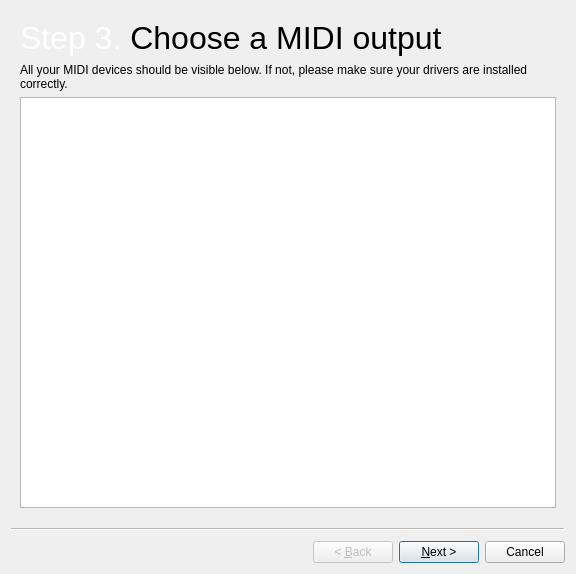
Before: the Qt Designer form livemidi/midiwizard.ui in jocelyn-stericker/creator-live, drawn with Qt 5.
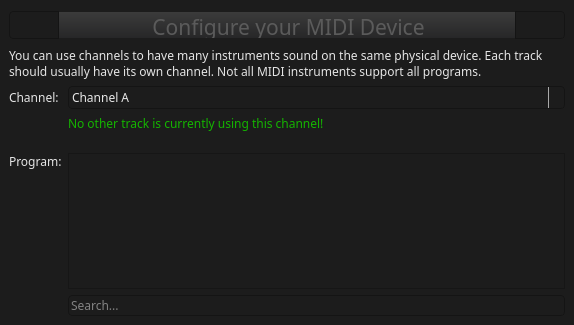
After: the same form once the commit is applied. The open tabs and pages were chosen to show the change. Icons and pictures are not drawn.

Commit message: Nitpicks. Also accept physical MIDI outputs...

What changed in the file:
```diff
--- a/livemidi/midiwizard.ui
+++ b/livemidi/midiwizard.ui
@@ -1,55 +1,682 @@
 <?xml version="1.0" encoding="UTF-8"?>
 <ui version="4.0">
  <class>MidiWizard</class>
- <widget class="QWizard" name="MidiWizard">
+ <widget class="QStackedWidget" name="MidiWizard">
   <property name="geometry">
    <rect>
     <x>0</x>
     <y>0</y>
-    <width>576</width>
-    <height>574</height>
+    <width>574</width>
+    <height>325</height>
    </rect>
   </property>
   <property name="windowTitle">
    <string>Wizard</string>
   </property>
-  <widget class="QWizardPage" name="wizardPage">
+  <property name="styleSheet">
+   <string notr="true">* {
+    background: #1c1c1c;
+    font-family: handelgotdlig;
+    font-weight: 200;
+}
+
+
+
+ QComboBox {
+     border: 1px solid #141414;
+     border-radius: 4px;
+     padding: 1px 18px 1px 3px;
+     min-width: 6em;
+     color: #e8e8e8;
+ }
+
+ QComboBox:editable {
+    background: #5b5a5b
+ }
+
+ QComboBox:!editable, QComboBox::drop-down:editable {
+      background: qlineargradient(x1: 0, y1: 0, x2: 0, y2: 1,
+      stop: 0 #3c3c3c, stop: 1 #262627);
+ }
+
+ /* QComboBox gets the &quot;on&quot; state when the popup is open */
+ QComboBox:!editable:on, QComboBox::drop-down:editable:on {
+     background: #5b5a5b
+ }
+
+ QComboBox:on { /* shift the text when the popup opens */
+     padding-top: 3px;
+     padding-left: 4px;
+ }
+
+ QComboBox::drop-down {
+     subcontrol-origin: padding;
+     subcontrol-position: top right;
+     width: 15px;
+
+     border-left-width: 1px;
+     border-left-color: darkgray;
+     border-left-style: solid; /* just a single line */
+     border-top-right-radius: 3px; /* same radius as the QComboBox */
+     border-bottom-right-radius: 3px;
+ }
+
+QComboBox QAbstractItemView {
+    border: 1px solid #141414;
+    selection-background-color: #5b5a5b;
+}
+
+ QSpinBox {
+     /*padding-right: 15px; make room for the arrows */
+     background-color: qlineargradient(x1: 0, y1: 0, x2: 0, y2: 1,
+                                      stop: 0 #3c3c3c, stop: 1 #262627);
+    color: #e8e8e8;
+     border: none;
+     border-radius: 4px;
+     /*border-width: 3;*/
+}
+
+QSpinBox::up-button {
+    border: none;
+}
+
+QSpinBox::down-button {
+    border: none;
+}
+
+QLineEdit {
+    border: 1px solid #141414;
+    border-radius: 4px;
+    color: #e8e8e8;
+    background-color: qlineargradient(x1: 0, y1: 0, x2: 0, y2: 1,
+                                     stop: 0 #3c3c3c, stop: 1 #262627);
+    selection-background-color: #e8e8e8;
+    selection-color: #262627
+}
+
+QProgressBar {
+    border: 1px solid #141414;
+    border-radius: 4px;
+    text-align: center;
+ }
+
+
+ QProgressBar::chunk {
+    background-color: qlineargradient(x1: 0, y1: 0, x2: 0, y2: 1,
+                                      stop: 0 #3c3c3c, stop: 1 #262627);
+    width: 20px;
+ }
+
+QFrame, QLabel, QToolTip {
+   color: #e5e5e5;
+   /*border: 1px solid #141414;*/
+}
+
+QFrame[style=&quot;plain&quot;] {
+    border: 100px solid pink;
+}
+
+QAbstractButton {
+   padding: 3px;
+   border: 1px solid #141414;
+   border-radius: 4px;
+   background-color: qlineargradient(x1: 0, y1: 0, x2: 0, y2: 1,
+                                     stop: 0 #3c3c3c, stop: 1 #262627);
+    color: #e8e8e8;
+}
+QAbstractButton::hover {
+   background-color: #5b5a5b;
+}
+
+QAbstractButton::disabled {
+    color: #262627;
+}
+
+QAbstractButton::checked {
+    background-color: #1c1c1c;
+}
+
+ QTabWidget::pane { /* The tab widget frame */
+     border-top: 1px solid #141414;
+     position: absolute;
+     top: -0.5em;
+ }
+
+ QTabWidget::tab-bar {
+     alignment: center;
+ }
+
+ /* Style the tab using the tab sub-control. Note that
+     it reads QTabBar _not_ QTabWidget */
+ QTabBar::tab {
+ background-color: qlineargradient(x1: 0, y1: 0, x2: 0, y2: 1,
+                                   stop: 0 #3c3c3c, stop: 1 #262627);
+
+    border: 1px solid #141414;
+
+     /*border: 2px solid #C4C4C3;
+     border-bottom-color: #C2C7CB; same as the pane color */
+     border-top-left-radius: 4px;
+     border-top-right-radius: 4px;
+     min-width: 8ex;
+     padding: 2px;
+     color: #e8e8e8;
+ }
+
+ QTabBar::tab:selected, QTabBar::tab:hover {
+     background: #5b5a5b;
+ }
+
+ QTabBar::tab:selected {
+     border-color: #5b5a5b;
+     color: #141414;
+     /*border-bottom-color: #C2C7CB; same as pane color */
+ }
+
+ QSlider::groove:horizontal {
+ border: 1px solid #141414;
+     height: 8px; /* the groove expands to the size of the slider by default. by giving it a height, it has a fixed size */
+     background-color: qlineargradient(x1: 0, y1: 0, x2: 0, y2: 1,
+                                       stop: 0 #3c3c3c, stop: 1 #262627);
+     margin: 2px 0;
+ }
+
+ QSlider::handle:horizontal {
+ background-color: qlineargradient(x1: 0, y1: 0, x2: 0, y2: 1,
+                                   stop: 0 #3c3c3c, stop: 1 #262627);     border: 1px solid #5c5c5c;
+     width: 18px;
+     /*margin: -2px 0;  handle is placed by default on the contents rect of the groove. Expand outside the groove */
+     border-radius: 3px;
+ }
+
+  QScrollBar:vertical {
+      border: 0px solid transparent;
+      background: transparent;
+      width: 4px;
+      margin: 0px 0 0px 0;
+  }
+  QScrollBar::handle:vertical {
+      background: #e8e8e8;
+      min-width: 20px;
+      border: 2px solid #e8e8e8;
+      border-radius: 2px;
+  }
+  QScrollBar::add-line:vertical {
+      border: 0px solid transparent;
+      background: transparent;
+      height: 0px;
+      subcontrol-position: bottom;
+      subcontrol-origin: margin;
+  }
+
+  QScrollBar::sub-line:vertical {
+      border: 0px solid transparent;
+      background: transparent;
+      height: 0px;
+      subcontrol-position: top;
+      subcontrol-origin: margin;
+  }
+  QScrollBar::up-arrow:vertical, QScrollBar::down-arrow:vertical {
+      border: 0px solid grey;
+      width: 0px;
+      height: 0px;
+      background: white;
+  }
+
+  QScrollBar::add-page:vertical, QScrollBar::sub-page:vertical {
+      background: none;
+  }
+
+
+
+  QScrollBar:horizontal {
+      border: 0px solid transparent;
+      background: transparent;
+      height: 4px;
+      margin: 0px 0 0px 0;
+  }
+  QScrollBar::handle:horizontal{
+      background: #e8e8e8;
+      min-height: 20px;
+      border: 2px solid #e8e8e8;
+      border-radius: 2px;
+  }
+  QScrollBar::add-line:horizontal {
+      border: 0px solid transparent;
+      background: transparent;
+      height: 0px;
+      subcontrol-position: bottom;
+      subcontrol-origin: margin;
+  }
+
+  QScrollBar::sub-line:horizontal {
+      border: 0px solid transparent;
+      background: transparent;
+      height: 0px;
+      subcontrol-position: top;
+      subcontrol-origin: margin;
+  }
+  QScrollBar::up-arrow:horizontal, QScrollBar::down-arrow:horizontal {
+      border: 0px solid grey;
+      width: 0px;
+      height: 0px;
+      background: white;
+  }
+
+  QScrollBar::add-page:vertical, QScrollBar::sub-page:vertical {
+      background: none;
+  }
+
+
+
+
+
+QSlider::groove:horizontal {
+border: 1px solid #bbb;
+background: white;
+height: 20px;
+border-radius: 4px;
+}
+
+QSlider::groove:vertical {
+border: 1px solid #bbb;
+background: white;
+width: 50px;
+border-radius: 4px;
+}
+
+QSlider::sub-page:horizontal {
+background: qlineargradient(x1: 0, y1: 0,    x2: 0, y2: 1,
+    stop: 0 #444, stop: 1 #bbb);
+background: qlineargradient(x1: 0, y1: 0.2, x2: 1, y2: 1,
+    stop: 0 #bbb, stop: 1 #555);
+border: 0px solid #777;
+height: 40px;
+border-radius: 4px;
+border-top-left-radius: 4px;
+border-top-right-radius: 0px;
+border-bottom-left-radius: 4px;
+border-bottom-right-radius: 0px;
+}
+
+QSlider::sub-page:vertical {
+background: qlineargradient(x1: 0, y1: 1,    x2: 0, y2: 0,
+    stop: 0 #bbb, stop: 1 #444);
+background: qlineargradient(x1: 0, y1: 1, x2: 1, y2: 0.2,
+    stop: 0 #555, stop: 1 #bbb);
+border: 0px solid #777;
+width: 53px;
+border-top-left-radius: 4px;
+border-top-right-radius: 4px;
+border-bottom-left-radius: 0px;
+border-bottom-right-radius: 0px;
+}
+
+QSlider::add-page:horizontal {
+background: qlineargradient(x1: 0, y1: 1,    x2: 0, y2: 0,
+    stop: 0 #bbb, stop: 1 #444);
+background: qlineargradient(x1: 0, y1: 1, x2: 1, y2: 0.2,
+    stop: 0 #555, stop: 1 #bbb);
+border: 0px solid #777;
+height: 40px;
+border-top-left-radius: 0px;
+border-top-right-radius: 4px;
+border-bottom-left-radius: 0px;
+border-bottom-right-radius: 4px;
+}
+
+QSlider::add-page:vertical {
+background: qlineargradient(x1: 0, y1: 1,    x2: 0, y2: 0,
+    stop: 0 #444, stop: 1 #bbb);
+background: qlineargradient(x1: 1, y1: 1, x2: 0, y2: 0.2,
+    stop: 0 #bbb, stop: 1 #555);
+border: 0px solid #777;
+width: 53px;
+border-top-left-radius: 0px;
+border-top-right-radius: 0px;
+border-bottom-left-radius: 4px;
+border-bottom-right-radius: 4px;
+}
+
+QSlider::handle:horizontal {
+     background-color: qlineargradient(x1: 0, y1: 0, x2: 0, y2: 1,
+                                      stop: 0 #3c3c3c, stop: 1 #262627);
+border: 1px solid #777;
+width: 53px;
+margin-top: -2px;
+margin-bottom: -2px;
+border-radius: 10px;
+margin: 2px;
+}
+
+QSlider::handle:vertical {
+     background-color: qlineargradient(x1: 0, y1: 0, x2: 0, y2: 1,
+                                      stop: 0 #3c3c3c, stop: 1 #262627);
+border: 1px solid #777;
+height: 33px;
+margin-top: -2px;
+margin-bottom: -2px;
+border-radius: 10px;
+margin: 2px;
+}
+
+QSlider::sub-page:horizontal:disabled {
+background: #bbb;
+border-color: #999;
+}
+
+QSlider::sub-page:vertical:disabled {
+background: #bbb;
+border-color: #999;
+}
+
+QSlider::add-page:horizontal:disabled {
+background: #eee;
+border-color: #999;
+}
+
+QSlider::add-page:vertical:disabled {
+background: #eee;
+border-color: #999;
+}
+
+QSlider::handle:horizontal:disabled {
+background: #eee;
+border: 1px solid #aaa;
+border-radius: 4px;
+}
+
+QSlider::handle:vertical:disabled {
+background: #eee;
+border: 1px solid #aaa;
+border-radius: 4px;
+}
+
+QStackedWidget {
+background: #1c1c1c;
+border-top-left-radius: 4px;
+border-bottom-left-radius: 4px;
+border-top-right-radius: 0px;
+border-bottom-right-radius: 0px;
+}</string>
+  </property>
+  <property name="currentIndex">
+   <number>3</number>
+  </property>
+  <widget class="QWidget" name="wizardPage">
    <layout class="QVBoxLayout" name="verticalLayout_3">
     <item>
-     <widget class="QLabel" name="label_12">
-      <property name="text">
-       <string>&lt;html&gt;&lt;head/&gt;&lt;body&gt;&lt;p&gt;&lt;span style=&quot; font-size:24pt; color:#ffffff;&quot;&gt;Step 3. &lt;/span&gt;&lt;span style=&quot; font-size:24pt; color:#000000;&quot;&gt;Choose a MIDI output&lt;/span&gt;&lt;/p&gt;&lt;/body&gt;&lt;/html&gt;</string>
+     <widget class="QWidget" name="horizontalWidget_4" native="true">
+      <property name="minimumSize">
+       <size>
+        <width>0</width>
+        <height>32</height>
+       </size>
       </property>
+      <property name="maximumSize">
+       <size>
+        <width>16777215</width>
+        <height>32</height>
+       </size>
+      </property>
+      <property name="styleSheet">
+       <string notr="true"/>
+      </property>
+      <layout class="QHBoxLayout" name="horizontalLayout_4">
+       <property name="spacing">
+        <number>0</number>
+       </property>
+       <property name="margin">
+        <number>0</number>
+       </property>
+       <item>
+        <widget class="QToolButton" name="toolButton_back">
+         <property name="sizePolicy">
+          <sizepolicy hsizetype="Fixed" vsizetype="Expanding">
+           <horstretch>0</horstretch>
+           <verstretch>0</verstretch>
+          </sizepolicy>
+         </property>
+         <property name="minimumSize">
+          <size>
+           <width>50</width>
+           <height>28</height>
+          </size>
+         </property>
+         <property name="maximumSize">
+          <size>
+           <width>50</width>
+           <height>28</height>
+          </size>
+         </property>
+         <property name="styleSheet">
+          <string notr="true">border-top-right-radius: 0px;
+border-bottom-right-radius: 0px;</string>
+         </property>
+         <property name="text">
+          <string/>
+         </property>
+         <property name="icon">
+          <iconset resource="../creator-live/icons/icons.qrc">
+           <normaloff>:/icons/left.png</normaloff>:/icons/left.png</iconset>
+         </property>
+        </widget>
+       </item>
+       <item>
+        <widget class="QLabel" name="label_12">
+         <property name="sizePolicy">
+          <sizepolicy hsizetype="Expanding" vsizetype="Expanding">
+           <horstretch>0</horstretch>
+           <verstretch>0</verstretch>
+          </sizepolicy>
+         </property>
+         <property name="minimumSize">
+          <size>
+           <width>0</width>
+           <height>28</height>
+          </size>
+         </property>
+         <property name="maximumSize">
+          <size>
+           <width>16777215</width>
+           <height>28</height>
+          </size>
+         </property>
+         <property name="styleSheet">
+          <string notr="true">* {
+background: qlineargradient(x1: 0, y1: 0, x2: 0, y2: 1, stop: 0 #3c3c3c, stop: 1 #262627);
+border-top: 1px solid #1c1c1c;
+border-bottom: 1px solid #1c1c1c;
+border-left: 0px solid black;
+border-right: 0px solid black;
+}</string>
+         </property>
+         <property name="text">
+          <string>&lt;html&gt;&lt;head/&gt;&lt;body&gt;&lt;p align=&quot;center&quot;&gt;&lt;span style=&quot; font-size:16pt; color:#5b5b5b;&quot;&gt;Choose a MIDI Device&lt;/span&gt;&lt;/p&gt;&lt;/body&gt;&lt;/html&gt;</string>
+         </property>
+        </widget>
+       </item>
+       <item>
+        <widget class="QToolButton" name="toolButton_next">
+         <property name="sizePolicy">
+          <sizepolicy hsizetype="Expanding" vsizetype="Expanding">
+           <horstretch>0</horstretch>
+           <verstretch>0</verstretch>
+          </sizepolicy>
+         </property>
+         <property name="minimumSize">
+          <size>
+           <width>50</width>
+           <height>28</height>
+          </size>
+         </property>
+         <property name="maximumSize">
+          <size>
+           <width>50</width>
+           <height>28</height>
+          </size>
+         </property>
+         <property name="styleSheet">
+          <string notr="true">border-top-left-radius: 0px;
+border-bottom-left-radius: 0px;</string>
+         </property>
+         <property name="text">
+          <string/>
+         </property>
+         <property name="icon">
+          <iconset resource="../creator-live/icons/icons.qrc">
+           <normaloff>:/icons/right.png</normaloff>:/icons/right.png</iconset>
+         </property>
+        </widget>
+       </item>
+      </layout>
      </widget>
     </item>
     <item>
      <widget class="QLabel" name="label_11">
       <property name="text">
-       <string>All your MIDI devices should be visible below. If not, please make sure your drivers are installed correctly.</string>
+       <string>&lt;html&gt;&lt;head/&gt;&lt;body&gt;&lt;p&gt;All your MIDI devices should be visible below. If not, please make sure your drivers are installed correctly. To use MIDI instruments connected to another computer, go to &lt;a href=&quot;http://nettek.ca/bridge&quot;&gt;&lt;span style=&quot; text-decoration: underline; color:#0057ae;&quot;&gt;nettek.ca/bridge&lt;/span&gt;&lt;/a&gt;.&lt;/p&gt;&lt;/body&gt;&lt;/html&gt;</string>
       </property>
       <property name="wordWrap">
        <bool>true</bool>
       </property>
      </widget>
     </item>
-    <item>
-     <widget class="QListWidget" name="listWidget_out_3"/>
-    </item>
    </layout>
   </widget>
-  <widget class="QWizardPage" name="wizardPage_2">
+  <widget class="QWidget" name="wizardPage_2">
    <layout class="QVBoxLayout" name="verticalLayout_4">
     <item>
-     <widget class="QLabel" name="label_13">
-      <property name="text">
-       <string>&lt;html&gt;&lt;head/&gt;&lt;body&gt;&lt;p&gt;&lt;span style=&quot; font-size:24pt; color:#ffffff;&quot;&gt;Step 4. &lt;/span&gt;&lt;span style=&quot; font-size:24pt; color:#000000;&quot;&gt;Configure your MIDI setup&lt;/span&gt;&lt;/p&gt;&lt;/body&gt;&lt;/html&gt;</string>
+     <widget class="QWidget" name="horizontalWidget_5" native="true">
+      <property name="minimumSize">
+       <size>
+        <width>0</width>
+        <height>32</height>
+       </size>
       </property>
+      <property name="maximumSize">
+       <size>
+        <width>16777215</width>
+        <height>32</height>
+       </size>
+      </property>
+      <property name="styleSheet">
+       <string notr="true"/>
+      </property>
+      <layout class="QHBoxLayout" name="horizontalLayout_5">
+       <property name="spacing">
+        <number>0</number>
+       </property>
+       <property name="margin">
+        <number>0</number>
+       </property>
+       <item>
+        <widget class="QToolButton" name="toolButton_back_2">
+         <property name="sizePolicy">
+          <sizepolicy hsizetype="Fixed" vsizetype="Expanding">
+           <horstretch>0</horstretch>
+           <verstretch>0</verstretch>
+          </sizepolicy>
+         </property>
+         <property name="minimumSize">
+          <size>
+           <width>50</width>
+           <height>28</height>
+          </size>
+         </property>
+         <property name="maximumSize">
+          <size>
+           <width>50</width>
+           <height>28</height>
+          </size>
+         </property>
+         <property name="styleSheet">
+          <string notr="true">border-top-right-radius: 0px;
+border-bottom-right-radius: 0px;</string>
+         </property>
+         <property name="text">
+          <string/>
+         </property>
+         <property name="icon">
+          <iconset resource="../creator-live/icons/icons.qrc">
+           <normaloff>:/icons/left.png</normaloff>:/icons/left.png</iconset>
+         </property>
+        </widget>
+       </item>
+       <item>
+        <widget class="QLabel" name="label_13">
+         <property name="sizePolicy">
+          <sizepolicy hsizetype="Expanding" vsizetype="Expanding">
+           <horstretch>0</horstretch>
+           <verstretch>0</verstretch>
+          </sizepolicy>
+         </property>
+         <property name="minimumSize">
+          <size>
+           <width>0</width>
+           <height>28</height>
+          </size>
+         </property>
+         <property name="maximumSize">
+          <size>
+           <width>16777215</width>
+           <height>28</height>
+          </size>
+         </property>
+         <property name="styleSheet">
+          <string notr="true">* {
+background: qlineargradient(x1: 0, y1: 0, x2: 0, y2: 1, stop: 0 #3c3c3c, stop: 1 #262627);
+border-top: 1px solid #1c1c1c;
+border-bottom: 1px solid #1c1c1c;
+border-left: 0px solid black;
+border-right: 0px solid black;
+}</string>
+         </property>
+         <property name="text">
+          <string>&lt;html&gt;&lt;head/&gt;&lt;body&gt;&lt;p align=&quot;center&quot;&gt;&lt;span style=&quot; font-size:16pt; color:#5b5b5b;&quot;&gt;Configure your MIDI Device&lt;/span&gt;&lt;/p&gt;&lt;/body&gt;&lt;/html&gt;</string>
+         </property>
+        </widget>
+       </item>
+       <item>
+        <widget class="QToolButton" name="toolButton_next_2">
+         <property name="sizePolicy">
+          <sizepolicy hsizetype="Expanding" vsizetype="Expanding">
+           <horstretch>0</horstretch>
+           <verstretch>0</verstretch>
+          </sizepolicy>
+         </property>
+         <property name="minimumSize">
+          <size>
+           <width>50</width>
+           <height>28</height>
+          </size>
+         </property>
+         <property name="maximumSize">
+          <size>
+           <width>50</width>
+           <height>28</height>
+          </size>
+         </property>
+         <property name="styleSheet">
+          <string notr="true">border-top-left-radius: 0px;
+border-bottom-left-radius: 0px;</string>
+         </property>
+         <property name="text">
+          <string/>
+         </property>
+         <property name="icon">
+          <iconset resource="../creator-live/icons/icons.qrc">
+           <normaloff>:/icons/right.png</normaloff>:/icons/right.png</iconset>
+         </property>
+        </widget>
+       </item>
+      </layout>
      </widget>
     </item>
     <item>
      <widget class="QLabel" name="label_14">
       <property name="text">
-       <string>Tip: You can use channels to have many instruments sound on the same physical device. It is advised that each track has its own channel. Not all MIDI instruments support all programs.</string>
+       <string>You can use channels to have many instruments sound on the same physical device. Each track should usually have its own channel. Not all MIDI instruments support all programs.</string>
       </property>
       <property name="wordWrap">
        <bool>true</bool>
@@ -58,10 +685,10 @@
     </item>
     <item>
      <layout class="QGridLayout" name="gridLayout">
-      <item row="4" column="1">
-       <widget class="QLineEdit" name="lineEdit">
-        <property name="placeholderText">
-         <string>Search...</string>
+      <item row="1" column="1">
+       <widget class="QLabel" name="label_2">
+        <property name="text">
+         <string>&lt;html&gt;&lt;head/&gt;&lt;body&gt;&lt;p&gt;&lt;span style=&quot; color:#14b400;&quot;&gt;No other track is currently using this channel!&lt;/span&gt;&lt;/p&gt;&lt;/body&gt;&lt;/html&gt;</string>
         </property>
        </widget>
       </item>
@@ -149,23 +776,10 @@
         </item>
        </widget>
       </item>
-      <item row="1" column="1">
-       <widget class="QLabel" name="label_2">
-        <property name="text">
-         <string>No other track is currently using this channel!</string>
-        </property>
-       </widget>
-      </item>
-      <item row="3" column="1">
-       <widget class="QListWidget" name="listWidget_out_4"/>
-      </item>
-      <item row="3" column="0">
-       <widget class="QLabel" name="label_3">
-        <property name="text">
-         <string>Program:</string>
-        </property>
-        <property name="alignment">
-         <set>Qt::AlignLeading|Qt::AlignLeft|Qt::AlignTop</set>
+      <item row="4" column="1">
+       <widget class="QLineEdit" name="lineEdit">
+        <property name="placeholderText">
+         <string>Search...</string>
         </property>
        </widget>
       </item>
@@ -192,6 +806,19 @@
         </property>
        </spacer>
       </item>
+      <item row="3" column="1">
+       <widget class="QListWidget" name="listWidget_programs"/>
+      </item>
+      <item row="3" column="0">
+       <widget class="QLabel" name="label_3">
+        <property name="text">
+         <string>Program:</string>
+        </property>
+        <property name="alignment">
+         <set>Qt::AlignLeading|Qt::AlignLeft|Qt::AlignTop</set>
+        </property>
+       </widget>
+      </item>
      </layout>
     </item>
    </layout>
```
Left out of the diff: 277 changed lines with no effect on the pictures. The commit also changes 7 other files.
